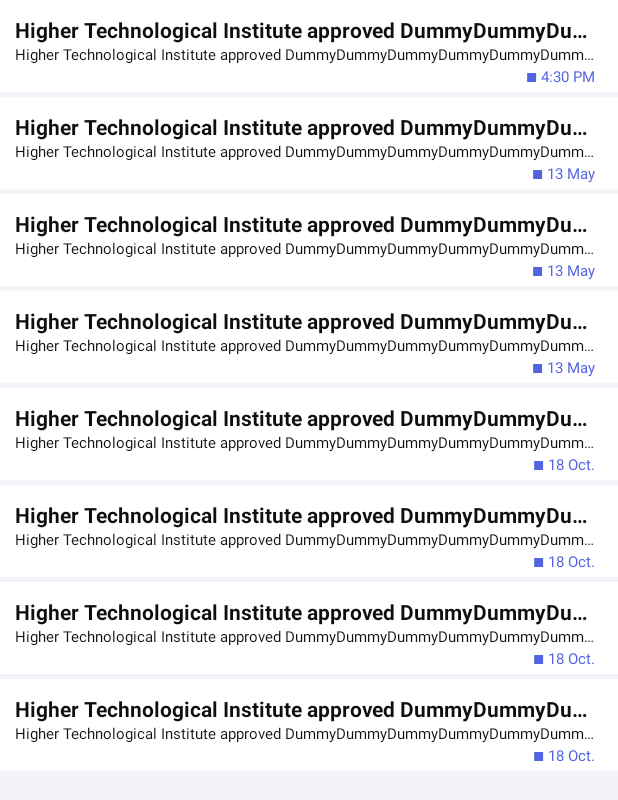
After one commit to AsemAmmar99/HTI-GP, an Android app: the NotificationActivity screen opened directly, with no data from a screen before it, on a phone screen of 412 x 824 dp. The commit adds this screen. Shown: the top 800 px of the screen. Run offline under Robolectric (Android 15) with nearby library versions, the phone set to English and light mode, and no system bars.

Commit message:
Notification Screen Done

```diff
--- a/app/src/main/AndroidManifest.xml
+++ b/app/src/main/AndroidManifest.xml
@@ -9,7 +9,8 @@
         android:roundIcon="@mipmap/ic_launcher_round"
         android:supportsRtl="true"
         android:theme="@style/Theme.AppCompat.Light.NoActionBar">
-        <activity android:name=".MoreActivity"></activity>
+        <activity android:name=".NotificationActivity"></activity>
+        <activity android:name=".MoreActivity" />
         <activity android:name=".ViewRequestsActivity" />
         <activity android:name=".RequestActivity" />
         <activity android:name=".LoginScreen" />
--- /dev/null
+++ b/app/src/main/java/com/scorpion_a/htigp/NotificationActivity.kt
@@ -0,0 +1,63 @@
+package com.scorpion_a.htigp
+
+import androidx.appcompat.app.AppCompatActivity
+import android.os.Bundle
+import androidx.recyclerview.widget.LinearLayoutManager
+import androidx.recyclerview.widget.RecyclerView
+
+class NotificationActivity : AppCompatActivity() {
+    override fun onCreate(savedInstanceState: Bundle?) {
+        super.onCreate(savedInstanceState)
+        setContentView(R.layout.activity_notification)
+
+        val notificationListData: Array<NotificationListData> = arrayOf<NotificationListData>(
+            NotificationListData(
+                "Higher Technological Institute approved DummyDummyDummyDummyDummyDummyDummyDummyDummyDummyDummyDummyDummyDummy",
+                "Higher Technological Institute approved DummyDummyDummyDummyDummyDummyDummyDummyDummyDummyDummyDummyDummyDummyDummyDummyDummyDummyDummyDummyDummyDummyDummyDummyDummyDummyDummyDummyDummyDummyDummyDummyDummyDummyDummyDummy",
+                "\u25A0 4:30 PM"
+            ),
+            NotificationListData(
+                "Higher Technological Institute approved DummyDummyDummyDummyDummyDummyDummyDummyDummyDummyDummyDummyDummyDummy",
+                "Higher Technological Institute approved DummyDummyDummyDummyDummyDummyDummyDummyDummyDummyDummyDummyDummyDummyDummyDummyDummyDummyDummyDummyDummyDummyDummyDummyDummyDummyDummyDummyDummyDummyDummyDummyDummyDummyDummyDummy",
+                "\u25A0 13 May"
+            ),
+            NotificationListData(
+                "Higher Technological Institute approved DummyDummyDummyDummyDummyDummyDummyDummyDummyDummyDummyDummyDummyDummy",
+                "Higher Technological Institute approved DummyDummyDummyDummyDummyDummyDummyDummyDummyDummyDummyDummyDummyDummyDummyDummyDummyDummyDummyDummyDummyDummyDummyDummyDummyDummyDummyDummyDummyDummyDummyDummyDummyDummyDummyDummy",
+                "\u25A0 13 May"
+            ),
+            NotificationListData(
+                "Higher Technological Institute approved DummyDummyDummyDummyDummyDummyDummyDummyDummyDummyDummyDummyDummyDummy",
+                "Higher Technological Institute approved DummyDummyDummyDummyDummyDummyDummyDummyDummyDummyDummyDummyDummyDummyDummyDummyDummyDummyDummyDummyDummyDummyDummyDummyDummyDummyDummyDummyDummyDummyDummyDummyDummyDummyDummyDummy",
+                "\u25A0 13 May"
+            ),
+            NotificationListData(
+                "Higher Technological Institute approved DummyDummyDummyDummyDummyDummyDummyDummyDummyDummyDummyDummyDummyDummy",
+                "Higher Technological Institute approved DummyDummyDummyDummyDummyDummyDummyDummyDummyDummyDummyDummyDummyDummyDummyDummyDummyDummyDummyDummyDummyDummyDummyDummyDummyDummyDummyDummyDummyDummyDummyDummyDummyDummyDummyDummy",
+                "\u25A0 18 Oct."
+            ),
+            NotificationListData(
+                "Higher Technological Institute approved DummyDummyDummyDummyDummyDummyDummyDummyDummyDummyDummyDummyDummyDummy",
+                "Higher Technological Institute approved DummyDummyDummyDummyDummyDummyDummyDummyDummyDummyDummyDummyDummyDummyDummyDummyDummyDummyDummyDummyDummyDummyDummyDummyDummyDummyDummyDummyDummyDummyDummyDummyDummyDummyDummyDummy",
+                "\u25A0 18 Oct."
+            ),
+            NotificationListData(
+                "Higher Technological Institute approved DummyDummyDummyDummyDummyDummyDummyDummyDummyDummyDummyDummyDummyDummy",
+                "Higher Technological Institute approved DummyDummyDummyDummyDummyDummyDummyDummyDummyDummyDummyDummyDummyDummyDummyDummyDummyDummyDummyDummyDummyDummyDummyDummyDummyDummyDummyDummyDummyDummyDummyDummyDummyDummyDummyDummy",
+                "\u25A0 18 Oct."
+            ),
+            NotificationListData(
+                "Higher Technological Institute approved DummyDummyDummyDummyDummyDummyDummyDummyDummyDummyDummyDummyDummyDummy",
+                "Higher Technological Institute approved DummyDummyDummyDummyDummyDummyDummyDummyDummyDummyDummyDummyDummyDummyDummyDummyDummyDummyDummyDummyDummyDummyDummyDummyDummyDummyDummyDummyDummyDummyDummyDummyDummyDummyDummyDummy",
+                "\u25A0 18 Oct."
+            )
+        )
+
+        val recyclerView: RecyclerView = findViewById(R.id.rvNotification)
+        val adapter = NotificationListAdapter(notificationListData)
+        recyclerView.setHasFixedSize(true)
+        recyclerView.layoutManager = LinearLayoutManager(this)
+        recyclerView.adapter = adapter
+
+    }
+}
--- /dev/null
+++ b/app/src/main/java/com/scorpion_a/htigp/NotificationListAdapter.java
@@ -0,0 +1,52 @@
+package com.scorpion_a.htigp;
+
+import android.view.LayoutInflater;
+import android.view.View;
+import android.view.ViewGroup;
+import android.widget.TextView;
+
+import androidx.recyclerview.widget.RecyclerView;
+
+public class NotificationListAdapter extends RecyclerView.Adapter<NotificationListAdapter.ViewHolder> {
+    private NotificationListData[] notificationdata;
+
+    // RecyclerView recyclerView;
+    public NotificationListAdapter(NotificationListData[] notificationdata) {
+        this.notificationdata = notificationdata;
+    }
+
+    @Override
+    public ViewHolder onCreateViewHolder(ViewGroup parent, int viewType) {
+        LayoutInflater layoutInflater = LayoutInflater.from(parent.getContext());
+        View notificationItem = layoutInflater.inflate(R.layout.notification_item, parent, false);
+        ViewHolder viewHolder = new ViewHolder(notificationItem);
+        return viewHolder;
+    }
+
+    @Override
+    public void onBindViewHolder(ViewHolder holder, int position) {
+        final NotificationListData notificationListData = notificationdata[position];
+        holder.tvTitle.setText(notificationListData.getnotificationTitle());
+        holder.tvDesc.setText(notificationListData.getnotificationDesc());
+        holder.tvTime.setText(notificationListData.getnotificationTime());
+    }
+
+
+    @Override
+    public int getItemCount() {
+        return notificationdata.length;
+    }
+
+    public static class ViewHolder extends RecyclerView.ViewHolder {
+        public TextView tvTitle;
+        public TextView tvDesc;
+        public TextView tvTime;
+
+        public ViewHolder(View itemView) {
+            super(itemView);
+            this.tvTitle = itemView.findViewById(R.id.tvNotifTitle);
+            this.tvDesc = itemView.findViewById(R.id.tvNotifDesc);
+            this.tvTime = itemView.findViewById(R.id.tvNotifTime);
+        }
+    }
+}
--- /dev/null
+++ b/app/src/main/java/com/scorpion_a/htigp/NotificationListData.java
@@ -0,0 +1,30 @@
+package com.scorpion_a.htigp;
+
+public class NotificationListData {
+    private String notificationTitle;
+    private String notificationDesc;
+    private String notificationTime;
+    public NotificationListData(String notificationTitle, String notificationDesc, String notificationTime) {
+        this.notificationTitle = notificationTitle;
+        this.notificationDesc = notificationDesc;
+        this.notificationTime = notificationTime;
+    }
+    public String getnotificationTitle() {
+        return notificationTitle;
+    }
+    public void setNotificationTitle(String notificationTitle) {
+        this.notificationTitle = notificationTitle;
+    }
+    public String getnotificationDesc() {
+        return notificationDesc;
+    }
+    public void setnotificationDesc(String notificationDesc) {
+        this.notificationDesc = notificationDesc;
+    }
+    public String getnotificationTime() {
+        return notificationTime;
+    }
+    public void setnotificationTime(String notificationTime) {
+        this.notificationTime = notificationTime;
+    }
+}
--- /dev/null
+++ b/app/src/main/res/layout/activity_notification.xml
@@ -0,0 +1,22 @@
+<?xml version="1.0" encoding="utf-8"?>
+<androidx.constraintlayout.widget.ConstraintLayout
+    xmlns:android="http://schemas.android.com/apk/res/android"
+    xmlns:app="http://schemas.android.com/apk/res-auto"
+    xmlns:tools="http://schemas.android.com/tools"
+    android:layout_width="match_parent"
+    android:layout_height="match_parent"
+    android:background="#f3f4fa"
+    tools:context=".NotificationActivity">
+
+    <androidx.recyclerview.widget.RecyclerView
+        android:layout_width="match_parent"
+        android:layout_height="0dp"
+        android:scrollbars="vertical"
+        android:id="@+id/rvNotification"
+        android:background="#f3f4fa"
+        app:layout_constraintStart_toStartOf="parent"
+        app:layout_constraintTop_toTopOf="parent"
+        app:layout_constraintBottom_toBottomOf="parent">
+    </androidx.recyclerview.widget.RecyclerView>
+
+</androidx.constraintlayout.widget.ConstraintLayout>
--- a/app/src/main/res/layout/news_item.xml
+++ b/app/src/main/res/layout/news_item.xml
@@ -10,7 +10,7 @@
 
     <TextView
         android:id="@+id/tvNewsTitle"
-        android:layout_width="wrap_content"
+        android:layout_width="match_parent"
         android:layout_height="wrap_content"
         app:layout_constraintStart_toStartOf="parent"
         app:layout_constraintTop_toTopOf="parent"
@@ -18,8 +18,8 @@
         android:textColor="#0e1010"
         android:textStyle="bold"
         android:textSize="14sp"
-        android:layout_marginLeft="10dp"
-        android:layout_marginRight="10dp"
+        android:layout_marginStart="10dp"
+        android:layout_marginEnd="10dp"
         android:layout_marginTop="10dp"/>
 
     <TextView
@@ -31,8 +31,8 @@
         android:text="Description"
         android:textColor="#0e1010"
         android:textSize="10sp"
-        android:layout_marginLeft="10dp"
-        android:layout_marginRight="15dp"
+        android:layout_marginStart="10dp"
+        android:layout_marginEnd="15dp"
         android:layout_marginBottom="10dp"
         android:maxLines="2"
         android:ellipsize="end"/>
--- /dev/null
+++ b/app/src/main/res/layout/notification_item.xml
@@ -0,0 +1,53 @@
+<?xml version="1.0" encoding="utf-8"?>
+<androidx.constraintlayout.widget.ConstraintLayout xmlns:android="http://schemas.android.com/apk/res/android"
+    android:layout_width="match_parent"
+    android:layout_height="wrap_content"
+    xmlns:app="http://schemas.android.com/apk/res-auto"
+    android:background="#ffff"
+    android:layout_marginBottom="3dp"
+    android:paddingBottom="3dp">
+
+    <TextView
+        android:id="@+id/tvNotifTitle"
+        android:layout_width="match_parent"
+        android:layout_height="wrap_content"
+        app:layout_constraintStart_toStartOf="parent"
+        app:layout_constraintTop_toTopOf="parent"
+        android:text="Title"
+        android:textColor="#0e1010"
+        android:textStyle="bold"
+        android:textSize="14sp"
+        android:layout_marginStart="10dp"
+        android:layout_marginEnd="10dp"
+        android:layout_marginTop="10dp"
+        android:maxLines="1"
+        android:ellipsize="end"/>
+
+    <TextView
+        android:id="@+id/tvNotifDesc"
+        android:layout_width="match_parent"
+        android:layout_height="wrap_content"
+        app:layout_constraintStart_toStartOf="parent"
+        app:layout_constraintTop_toBottomOf="@id/tvNotifTitle"
+        android:text="Description"
+        android:textColor="#0e1010"
+        android:textSize="10sp"
+        android:layout_marginStart="10dp"
+        android:layout_marginEnd="15dp"
+        android:maxLines="1"
+        android:ellipsize="end"/>
+
+    <TextView
+        android:id="@+id/tvNotifTime"
+        android:layout_width="wrap_content"
+        android:layout_height="wrap_content"
+        app:layout_constraintEnd_toEndOf="parent"
+        app:layout_constraintTop_toBottomOf="@id/tvNotifDesc"
+        android:text="Time"
+        android:textColor="#5264e0"
+        android:textSize="10sp"
+        android:layout_marginStart="10dp"
+        android:layout_marginEnd="15dp"
+        android:layout_marginBottom="3dp"/>
+
+</androidx.constraintlayout.widget.ConstraintLayout>
```
